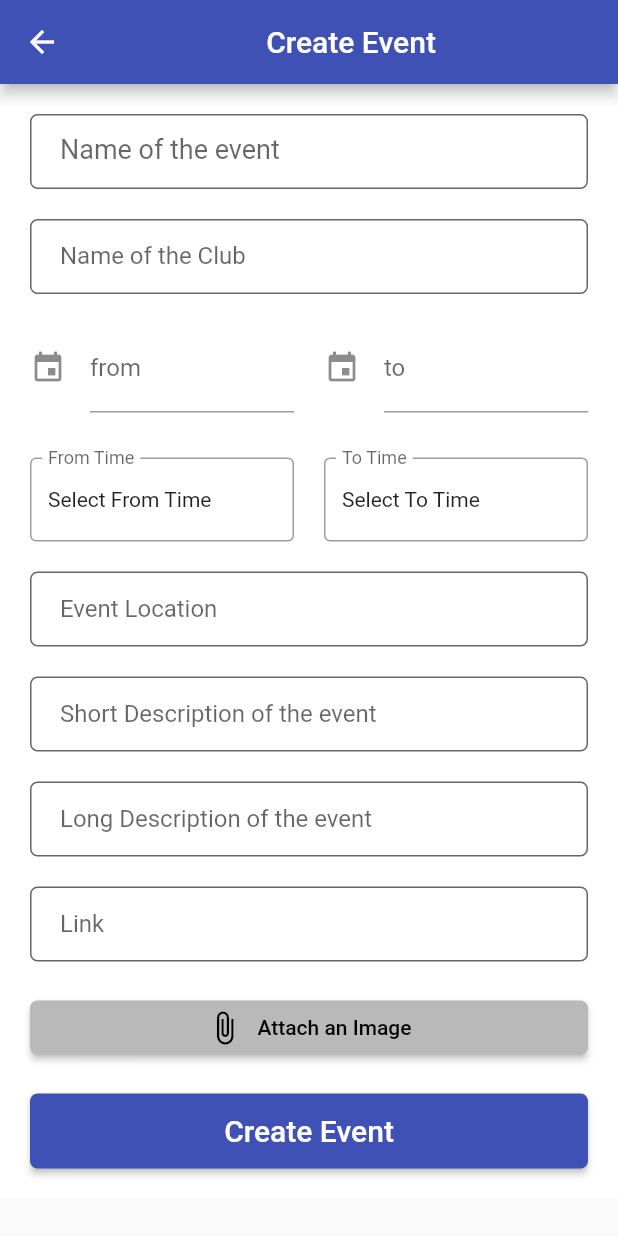
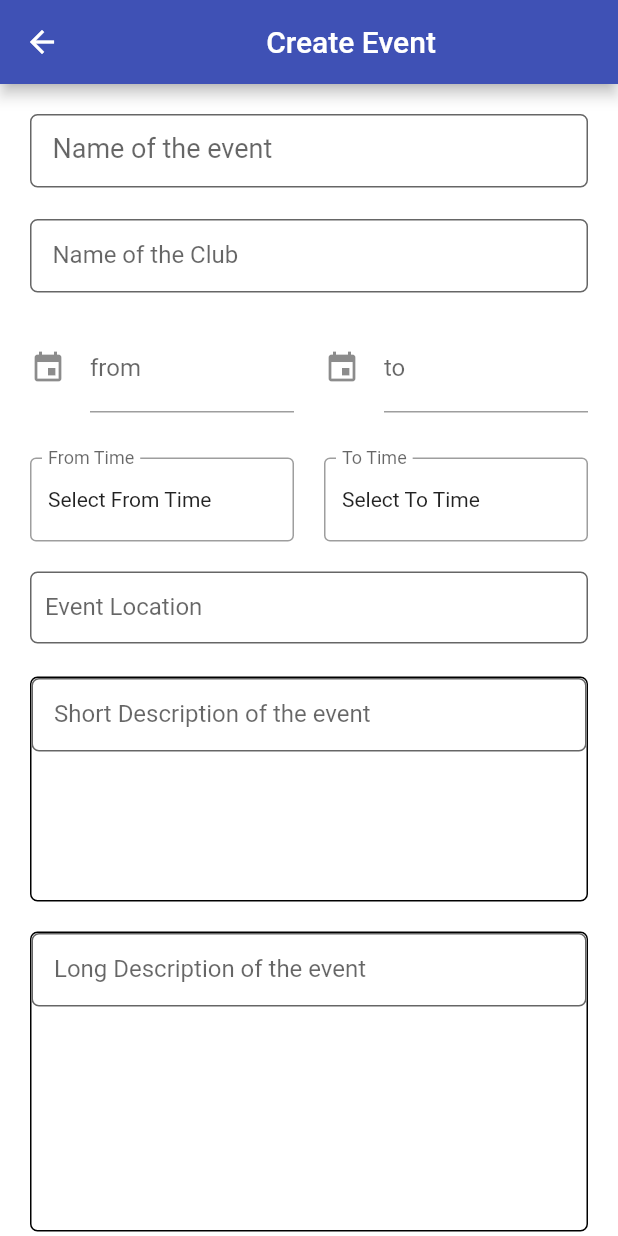
Before and after one commit to fathima-farhath/event_notifier, a Flutter app: the CreateEvent screen opened directly, on a phone screen of 412 x 824 dp. Run offline on Flutter 3.47's test engine with Material 2 defaults, Android fonts, the phone set to English and light mode, and no system bars; drawn by our look-alikes of date_time_picker; our stand-ins replace cloud_firestore, firebase_core, firebase_storage, image_picker; missing offline and left inert: flutter_dropdown; accounts and stored records are empty.

Commit message:
Adjusted the padding and the height of the containers and made the container bigger.

```diff
--- a/lib/screens/addEvent.dart
+++ b/lib/screens/addEvent.dart
@@ -115,7 +115,7 @@ final CollectionReference event=FirebaseFirestore.instance.collection('events');
                       ),
                       fillColor: Color.fromARGB(255, 255, 255, 255),
                       filled: true,
-                      contentPadding: const EdgeInsets.all(20),
+                      contentPadding: const EdgeInsets.all(15),
                     ),
                     validator: (value) {
                       if (value == null || value.isEmpty) {
@@ -144,7 +144,7 @@ final CollectionReference event=FirebaseFirestore.instance.collection('events');
                       ),
                       fillColor: Color.fromARGB(255, 255, 255, 255),
                       filled: true,
-                      contentPadding: const EdgeInsets.all(20),
+                      contentPadding: const EdgeInsets.all(15),
                     ),
                     validator: (value) {
                       if (value == null || value.isEmpty) {
@@ -268,7 +268,7 @@ final CollectionReference event=FirebaseFirestore.instance.collection('events');
                       ),
                       fillColor: Color.fromARGB(255, 255, 255, 255),
                       filled: true,
-                      contentPadding: const EdgeInsets.all(20),
+                      contentPadding: const EdgeInsets.all(10),
                     ),
                     validator: (value) {
                       if (value == null || value.isEmpty) {
@@ -283,11 +283,13 @@ final CollectionReference event=FirebaseFirestore.instance.collection('events');
                 // short Description
                 Container(
                       width: double.infinity,
-                      height: 50,
-                      decoration: BoxDecoration(
-                        borderRadius: BorderRadius.circular(10),
-                        color: const Color.fromARGB(255, 255, 255, 255),
-                      ),
+                      height: 150,
+                       decoration: BoxDecoration(
+                    borderRadius: BorderRadius.circular(5),
+                    border: Border.all(
+                      color: Colors.black,
+                    )
+                  ),
                         child: TextFormField(
                           controller: _shortDescriptionController,
                           // Set maxLines to null for a multi-line text area
@@ -298,8 +300,9 @@ final CollectionReference event=FirebaseFirestore.instance.collection('events');
                             ),
                             fillColor: Color.fromARGB(255, 255, 255, 255),
                             filled: true,
-                            contentPadding: const EdgeInsets.all(20),
+                            contentPadding: const EdgeInsets.all(15),
                           ),
+                          maxLines:null,
                           validator: (value) {
                             if (value == null || value.isEmpty) {
                               return 'Please enter some text';
@@ -316,9 +319,12 @@ final CollectionReference event=FirebaseFirestore.instance.collection('events');
 
                   Container(
                   width: double.infinity,
-                  height: 50,
-                  decoration: BoxDecoration(
-                    borderRadius: BorderRadius.circular(10),
+                  height: 200,
+                   decoration: BoxDecoration(
+                    borderRadius: BorderRadius.circular(5),
+                    border: Border.all(
+                      color: Colors.black,
+                    )
                   ),
                   child: TextFormField(
                     controller: _fullDescriptionController,
@@ -328,10 +334,12 @@ final CollectionReference event=FirebaseFirestore.instance.collection('events');
                       border: OutlineInputBorder(
                       borderRadius: BorderRadius.circular(5)
                       ),
+
                       fillColor: Color.fromARGB(255, 255, 255, 255),
                       filled: true,
-                      contentPadding: const EdgeInsets.all(20),
+                      contentPadding: const EdgeInsets.all(15),
                     ),
+                    maxLines:null,
                     validator: (value) {
                       if (value == null || value.isEmpty) {
                         return 'Please enter some text';
@@ -363,7 +371,7 @@ final CollectionReference event=FirebaseFirestore.instance.collection('events');
                       ),
                       fillColor: Color.fromARGB(255, 255, 255, 255),
                       filled: true,
-                      contentPadding: const EdgeInsets.all(20),
+                      contentPadding: const EdgeInsets.all(15),
                     ),
                     validator: (value) {
                       if (value == null || value.isEmpty) {
```
